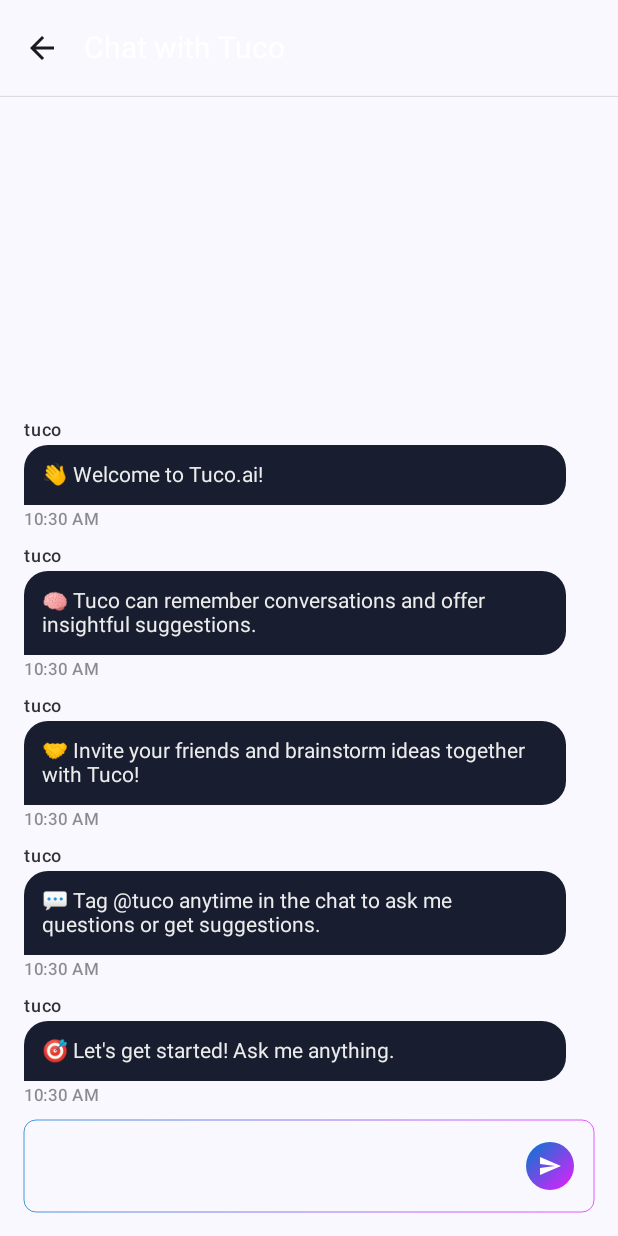
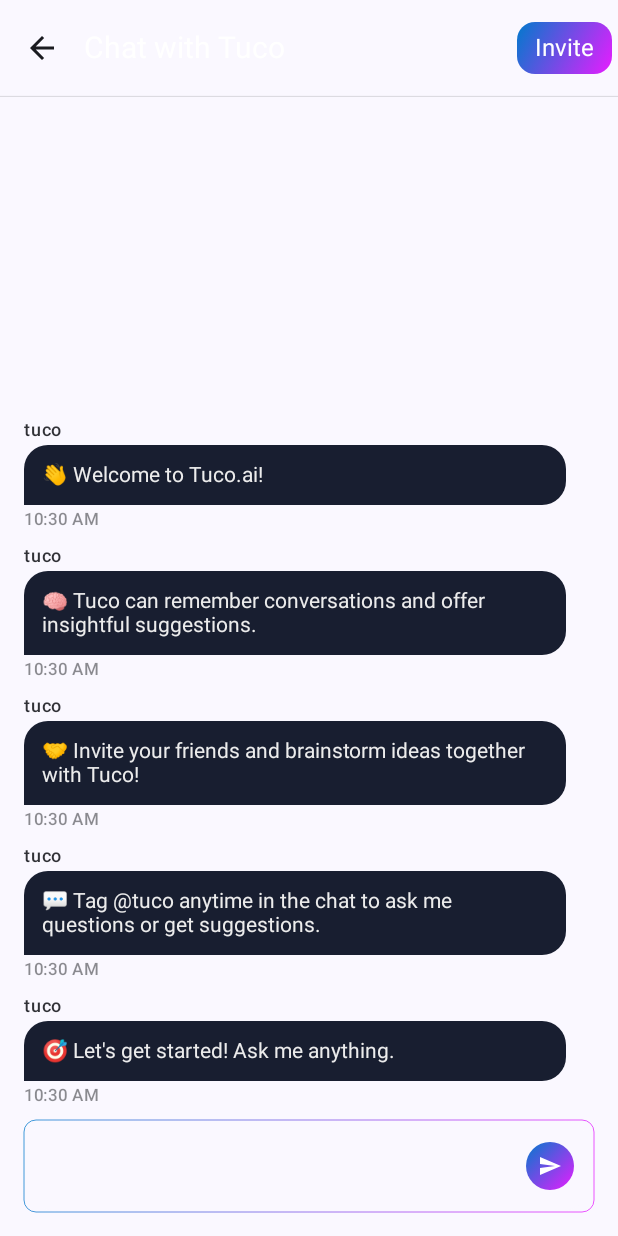
Before and after one commit to vishalcs106/tuco-android, an Android app built with Jetpack Compose: the screen it shows after launch (MainActivity), after a tap on "New Conversation", on a phone screen of 412 x 824 dp. Run offline under Robolectric (Android 15) with nearby library versions, the phone set to English and light mode, and no system bars.

Commit message:
Added invite button on top bar

```diff
--- a/app/src/main/java/ai/android/tuco/presentation/composables/CustomTopAppBar.kt
+++ b/app/src/main/java/ai/android/tuco/presentation/composables/CustomTopAppBar.kt
@@ -28,6 +28,7 @@ fun CustomTopAppBar(
     val currentRoute = navController.currentBackStackEntryAsState().value?.destination?.route ?: Screen.Home.route
 
     val isHomeScreen = currentRoute == Screen.Home.route
+    val isChatScreen = currentRoute == Screen.Chat.route
 
     Column {
         TopAppBar(
@@ -48,6 +49,11 @@ fun CustomTopAppBar(
                         modifier = Modifier.size(24.dp)
                     )
                 }
+            },
+            actions = {
+                if (isChatScreen) {
+                    GradientButton(text = "Invite", onClick = {})
+                }
             }
         )
         HorizontalDivider(
--- a/app/src/main/java/ai/android/tuco/presentation/composables/GradientButton.kt
+++ b/app/src/main/java/ai/android/tuco/presentation/composables/GradientButton.kt
@@ -3,8 +3,6 @@ package ai.android.tuco.presentation.composables
 import androidx.compose.foundation.background
 import androidx.compose.foundation.clickable
 import androidx.compose.foundation.layout.Box
-import androidx.compose.foundation.layout.fillMaxWidth
-import androidx.compose.foundation.layout.height
 import androidx.compose.foundation.layout.padding
 import androidx.compose.foundation.shape.RoundedCornerShape
 import androidx.compose.material3.MaterialTheme
@@ -25,8 +23,6 @@ fun GradientButton(
 ) {
     Box(
         modifier = modifier
-            .fillMaxWidth()
-            .height(48.dp)
             .clip(RoundedCornerShape(12.dp))  // Rounded Corners
             .background(
                 brush = Brush.linearGradient(
@@ -42,7 +38,7 @@ fun GradientButton(
         Text(
             text = text,
             style = MaterialTheme.typography.bodyLarge.copy(color = Color.White),
-            modifier = Modifier.padding(vertical = 8.dp)
+            modifier = Modifier.padding(vertical = 8.dp, horizontal = 12.dp)
         )
     }
 }
```
